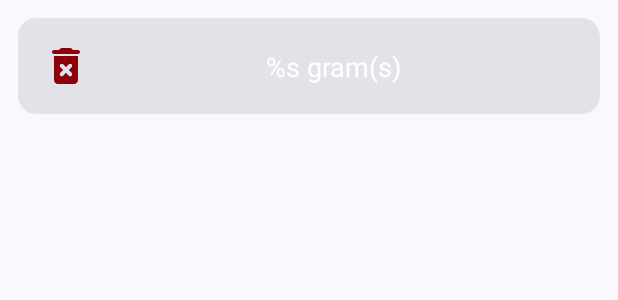
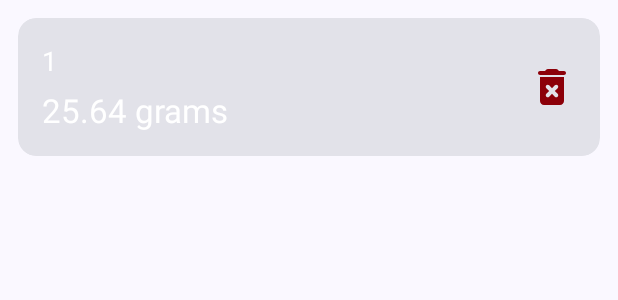
Before and after one commit to ShahabGT/Barcode, an Android app: the layout item_recycler.xml on its own in the app's theme, with its tools: preview values and no code run, on a phone screen of 412 x 824 dp. Shown: the top 300 px of the screen. Run offline under Robolectric (Android 15) with nearby library versions, the phone set to English and light mode, and no system bars.

Commit message:
fixed recycler bugs

```diff
--- a/app/src/main/java/ir/shahabazimi/barcode/classes/BarcodeDAO.kt
+++ b/app/src/main/java/ir/shahabazimi/barcode/classes/BarcodeDAO.kt
@@ -8,7 +8,7 @@ import androidx.room.Query
 
 @Dao
 interface BarcodeDAO {
-    @Query("SELECT * FROM Barcodes")
+    @Query("SELECT * FROM Barcodes ORDER BY date DESC")
     fun getAll(): LiveData<List<RecyclerItemModel>>
 
     @Insert
--- a/app/src/main/res/layout/item_recycler.xml
+++ b/app/src/main/res/layout/item_recycler.xml
@@ -1,6 +1,7 @@
 <?xml version="1.0" encoding="utf-8"?>
 <com.google.android.material.card.MaterialCardView xmlns:android="http://schemas.android.com/apk/res/android"
     xmlns:app="http://schemas.android.com/apk/res-auto"
+    xmlns:tools="http://schemas.android.com/tools"
     style="@style/Widget.Material3.CardView.Filled"
     android:layout_width="match_parent"
     android:layout_height="wrap_content"
@@ -11,6 +12,37 @@
         android:layout_width="match_parent"
         android:layout_height="match_parent">
 
+        <com.google.android.material.textview.MaterialTextView
+            android:id="@+id/row"
+            android:layout_width="0dp"
+            android:layout_height="wrap_content"
+            android:layout_marginHorizontal="16dp"
+            android:layout_marginTop="16dp"
+            android:gravity="start"
+            android:textAppearance="@style/TextAppearance.AppCompat.Medium"
+            android:textColor="?attr/colorOnSecondaryContainer"
+            app:layout_constraintBottom_toTopOf="@id/weight"
+            app:layout_constraintEnd_toStartOf="@id/delete"
+            app:layout_constraintStart_toStartOf="parent"
+            app:layout_constraintTop_toTopOf="parent"
+            tools:text="1" />
+
+        <com.google.android.material.textview.MaterialTextView
+            android:id="@+id/weight"
+            android:layout_width="0dp"
+            android:layout_height="wrap_content"
+            android:layout_marginHorizontal="16dp"
+            android:layout_marginTop="6dp"
+            android:layout_marginBottom="16dp"
+            android:gravity="start"
+            android:textAppearance="@style/TextAppearance.AppCompat.Large"
+            android:textColor="?attr/colorOnSecondaryContainer"
+            app:layout_constraintBottom_toBottomOf="parent"
+            app:layout_constraintEnd_toStartOf="@id/delete"
+            app:layout_constraintStart_toStartOf="parent"
+            app:layout_constraintTop_toBottomOf="@id/row"
+            tools:text="25.64 grams" />
+
         <ImageView
             android:id="@+id/delete"
             android:layout_width="wrap_content"
@@ -19,24 +51,9 @@
             android:background="?attr/selectableItemBackgroundBorderless"
             android:src="@drawable/icon_delete"
             app:layout_constraintBottom_toBottomOf="parent"
-            app:layout_constraintStart_toStartOf="parent"
+            app:layout_constraintEnd_toEndOf="parent"
             app:layout_constraintTop_toTopOf="parent"
             app:tint="?attr/colorError" />
-
-        <com.google.android.material.textview.MaterialTextView
-            android:id="@+id/weight"
-            android:layout_width="0dp"
-            android:layout_height="wrap_content"
-            android:layout_marginVertical="16dp"
-            android:layout_marginEnd="16dp"
-            android:gravity="center"
-            android:text="@string/row_title"
-            android:textAppearance="@style/TextAppearance.AppCompat.Medium"
-            android:textColor="?attr/colorOnSecondaryContainer"
-            app:layout_constraintBottom_toBottomOf="parent"
-            app:layout_constraintEnd_toEndOf="parent"
-            app:layout_constraintStart_toEndOf="@id/delete"
-            app:layout_constraintTop_toTopOf="parent" />
 
     </androidx.constraintlayout.widget.ConstraintLayout>
 
--- a/app/src/main/res/values/strings.xml
+++ b/app/src/main/res/values/strings.xml
@@ -10,7 +10,7 @@
     <string name="scan_fragment_waiting">Waiting for Barcode…</string>
     <string name="scan_fragment_title">Scan Barcodes</string>
     <string name="home_fragment_title">Barcodes List</string>
-    <string name="row_title">%s gram(s)</string>
+    <string name="row_title">%s grams</string>
     <string name="details_fab_title">SUM: %s</string>
     <string name="export_fragment_title">Export Data</string>
 
```
Also changed, not shown: app/build.gradle (+41 -15 lines), app/src/main/java/ir/shahabazimi/barcode/classes/RecyclerItemAdapter.kt (+13 -23 lines), app/src/main/java/ir/shahabazimi/barcode/classes/RecyclerItemModel.kt (+20 -3 lines), app/src/main/java/ir/shahabazimi/barcode/fragments/HomeFragment.kt (+18 -22 lines), app/src/main/java/ir/shahabazimi/barcode/fragments/ScanBarcodeFragment.kt (+6 -4 lines), app/src/main/java/ir/shahabazimi/barcode/utils/Preferences.kt (+2 -13 lines).
